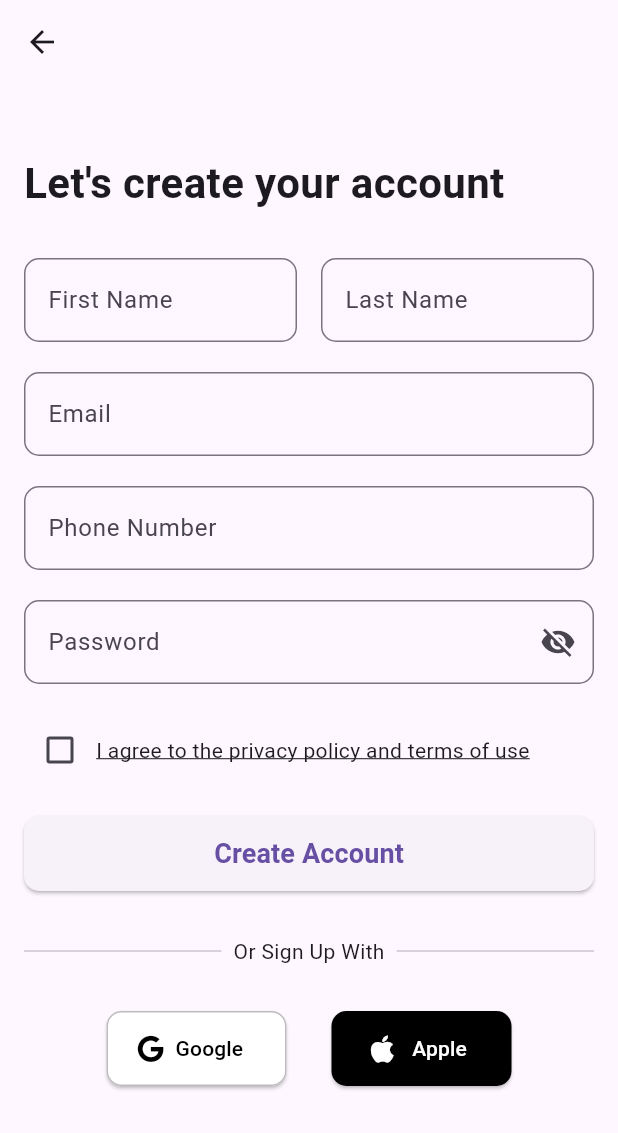
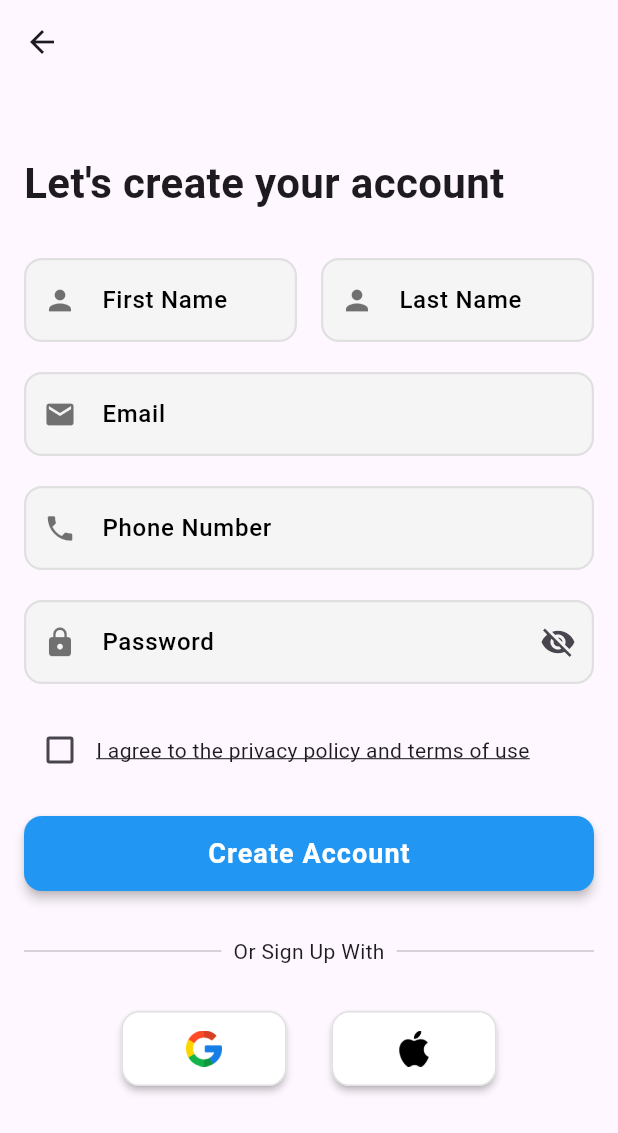
Before and after one commit to RahulChaudhari53/Quickstock-Flutter, a Flutter app: the SignupView screen opened directly, on a phone screen of 412 x 824 dp. Shown: the top 1133 px of the screen. Run offline on Flutter 3.47's test engine with Material 3 defaults, Android fonts, the light colour scheme and no system bars; our stand-ins replace animate_do, font_awesome_flutter.

Commit message:
update signup screen with reusable widgets

```diff
--- a/lib/common/custom_text_form_field.dart
+++ b/lib/common/custom_text_form_field.dart
@@ -7,7 +7,9 @@ class CustomTextFormField extends StatelessWidget {
   final IconData prefixIcon;
   final bool obscureText;
   final TextInputType keyboardType;
-  final String? Function(String?) validator;
+  final String? Function(String?)? validator;
+
+  final Widget? suffixIcon;
 
   const CustomTextFormField({
     super.key,
@@ -17,7 +19,8 @@ class CustomTextFormField extends StatelessWidget {
     required this.prefixIcon,
     this.obscureText = false,
     required this.keyboardType,
-    required this.validator,
+    this.validator,
+    this.suffixIcon,
   });
 
   @override
@@ -34,27 +37,28 @@ class CustomTextFormField extends StatelessWidget {
         hintStyle: const TextStyle(color: Colors.grey, fontSize: 16),
         labelStyle: const TextStyle(
           color: Colors.black,
+          fontWeight: FontWeight.w500,
           fontSize: 16,
-          fontWeight: FontWeight.w500,
         ),
         prefixIcon: Icon(prefixIcon, color: Colors.black54, size: 22),
+        suffixIcon: suffixIcon,
         filled: true,
         fillColor: Colors.grey.shade100,
         enabledBorder: OutlineInputBorder(
+          borderRadius: borderRadius,
           borderSide: BorderSide(color: Colors.grey.shade300, width: 1.5),
-          borderRadius: borderRadius,
         ),
         focusedBorder: OutlineInputBorder(
+          borderRadius: borderRadius,
           borderSide: const BorderSide(color: Colors.black, width: 2),
-          borderRadius: borderRadius,
         ),
         errorBorder: OutlineInputBorder(
+          borderRadius: borderRadius,
           borderSide: const BorderSide(color: Colors.red, width: 2),
-          borderRadius: borderRadius,
         ),
         focusedErrorBorder: OutlineInputBorder(
+          borderRadius: borderRadius,
           borderSide: const BorderSide(color: Colors.redAccent, width: 2),
-          borderRadius: borderRadius,
         ),
       ),
     );
--- a/lib/view/signup_view.dart
+++ b/lib/view/signup_view.dart
@@ -1,7 +1,9 @@
 import 'package:flutter/material.dart';
-import 'package:font_awesome_flutter/font_awesome_flutter.dart';
+import 'package:quickstock/common/build_social_button.dart';
+import 'package:quickstock/common/custom_elevated_button.dart';
+import 'package:quickstock/common/custom_text_form_field.dart';
+import 'package:quickstock/common/social_media_divider.dart';
 import 'package:quickstock/view/dashboard_view.dart';
-import 'package:quickstock/view/login_view.dart';
 
 class SignupView extends StatefulWidget {
   const SignupView({super.key});
@@ -30,7 +32,7 @@ class _SignupViewState extends State<SignupView> {
       );
     } else if (!_agreedToTerms) {
       ScaffoldMessenger.of(context).showSnackBar(
-        SnackBar(
+        const SnackBar(
           content: Text('You must agree to the privacy policy and terms.'),
         ),
       );
@@ -43,9 +45,7 @@ class _SignupViewState extends State<SignupView> {
       appBar: AppBar(
         leading: IconButton(
           icon: const Icon(Icons.arrow_back),
-          onPressed: () {
-            Navigator.pop(context);
-          },
+          onPressed: () => Navigator.pop(context),
         ),
       ),
       body: SingleChildScrollView(
@@ -62,38 +62,36 @@ class _SignupViewState extends State<SignupView> {
               ),
               const SizedBox(height: 30),
 
-              // First name & Last name row
+              // First Name & Last Name row using CustomTextFormField
               Row(
                 children: [
                   Expanded(
-                    child: TextFormField(
+                    child: CustomTextFormField(
                       controller: firstNameController,
-                      decoration: InputDecoration(
-                        labelText: 'First Name',
-                        border: OutlineInputBorder(
-                          borderRadius: BorderRadius.circular(10),
-                        ),
-                      ),
+                      label: 'First Name',
+                      hintText: 'Enter first name',
+                      prefixIcon: Icons.person,
+                      keyboardType: TextInputType.name,
                       validator: (value) {
-                        if (value == null || value.isEmpty)
-                          {return 'First name is required';}
+                        if (value == null || value.isEmpty) {
+                          return 'First name is required';
+                        }
                         return null;
                       },
                     ),
                   ),
                   const SizedBox(width: 16),
                   Expanded(
-                    child: TextFormField(
+                    child: CustomTextFormField(
                       controller: lastNameController,
-                      decoration: InputDecoration(
-                        labelText: 'Last Name',
-                        border: OutlineInputBorder(
-                          borderRadius: BorderRadius.circular(10),
-                        ),
-                      ),
+                      label: 'Last Name',
+                      hintText: 'Enter last name',
+                      prefixIcon: Icons.person,
+                      keyboardType: TextInputType.name,
                       validator: (value) {
-                        if (value == null || value.isEmpty)
-                          {return 'Last name is required';}
+                        if (value == null || value.isEmpty) {
+                          return 'Last name is required';
+                        }
                         return null;
                       },
                     ),
@@ -103,18 +101,16 @@ class _SignupViewState extends State<SignupView> {
               const SizedBox(height: 20),
 
               // Email
-              TextFormField(
+              CustomTextFormField(
                 controller: emailController,
+                label: 'Email',
+                hintText: 'Enter email',
+                prefixIcon: Icons.email,
                 keyboardType: TextInputType.emailAddress,
-                decoration: InputDecoration(
-                  labelText: 'Email',
-                  border: OutlineInputBorder(
-                    borderRadius: BorderRadius.circular(10),
-                  ),
-                ),
                 validator: (value) {
-                  if (value == null || value.isEmpty)
-                    {return 'Email is required';}
+                  if (value == null || value.isEmpty) {
+                    return 'Email is required';
+                  }
                   if (!value.contains('@')) return 'Enter a valid email';
                   return null;
                 },
@@ -122,37 +118,32 @@ class _SignupViewState extends State<SignupView> {
               const SizedBox(height: 20),
 
               // Phone Number
-              TextFormField(
+              CustomTextFormField(
                 controller: phoneController,
+                label: 'Phone Number',
+                hintText: 'Enter phone number',
+                prefixIcon: Icons.phone,
                 keyboardType: TextInputType.phone,
-                decoration: InputDecoration(
-                  labelText: 'Phone Number',
-                  border: OutlineInputBorder(
-                    borderRadius: BorderRadius.circular(10),
-                  ),
-                ),
                 validator: (value) {
-                  if (value == null || value.isEmpty)
-                    {return 'Phone number is required';}
+                  if (value == null || value.isEmpty) {
+                    return 'Phone number is required';
+                  }
                   return null;
                 },
               ),
               const SizedBox(height: 20),
 
-              // Password with toggle
-              TextFormField(
+              // Password with toggle using CustomTextFormField
+              CustomTextFormField(
                 controller: passwordController,
+                label: 'Password',
+                hintText: 'Enter password',
+                prefixIcon: Icons.lock,
                 obscureText: _obscurePassword,
-                decoration: InputDecoration(
-                  labelText: 'Password',
-                  border: OutlineInputBorder(
-                    borderRadius: BorderRadius.circular(10),
-                  ),
+                keyboardType: TextInputType.visiblePassword,
                 suffixIcon: IconButton(
                   icon: Icon(
-                      _obscurePassword
-                          ? Icons.visibility_off
-                          : Icons.visibility,
+                    _obscurePassword ? Icons.visibility_off : Icons.visibility,
                   ),
                   onPressed: () {
                     setState(() {
@@ -160,18 +151,19 @@ class _SignupViewState extends State<SignupView> {
                     });
                   },
                 ),
-                ),
                 validator: (value) {
-                  if (value == null || value.isEmpty)
-                    {return 'Password is required';}
-                  if (value.length < 6)
-                    {return 'Password must be at least 6 characters';}
+                  if (value == null || value.isEmpty) {
+                    return 'Password is required';
+                  }
+                  if (value.length < 6) {
+                    return 'Password must be at least 6 characters';
+                  }
                   return null;
                 },
               ),
               const SizedBox(height: 20),
 
-              // Checkbox for privacy policy & terms
+              // Checkbox for terms agreement
               Row(
                 children: [
                   Checkbox(
@@ -187,9 +179,7 @@ class _SignupViewState extends State<SignupView> {
                       onTap: () {},
                       child: const Text(
                         "I agree to the privacy policy and terms of use",
-                        style: TextStyle(
-                          decoration: TextDecoration.underline,
-                        ),
+                        style: TextStyle(decoration: TextDecoration.underline),
                       ),
                     ),
                   ),
@@ -197,80 +187,36 @@ class _SignupViewState extends State<SignupView> {
               ),
               const SizedBox(height: 20),
 
-              // Create Account button
-              SizedBox(
+              // Create Account button using CustomElevatedButton
+              CustomElevatedButton(
+                onPressed: handleNavigate,
                 width: double.infinity,
                 height: 50,
-                child: ElevatedButton(
-                  onPressed: handleNavigate,
-                  style: ElevatedButton.styleFrom(
-                    shape: RoundedRectangleBorder(
-                      borderRadius: BorderRadius.circular(10),
-                    ),
-                  ),
+                backgroundColor: Colors.blue,
+                foregroundColor: Colors.white,
                 child: const Text(
                   "Create Account",
-                    style: TextStyle(
-                      fontSize: 18,
-                      fontWeight: FontWeight.bold,
-                    ),
-                  ),
+                  style: TextStyle(fontSize: 18, fontWeight: FontWeight.bold),
                 ),
               ),
               const SizedBox(height: 30),
 
               // Divider Or Sign Up With
-              Row(
-                children: [
-                  Expanded(child: Divider(thickness: 1)),
-                  const Padding(
-                    padding: EdgeInsets.symmetric(horizontal: 8.0),
-                    child: Text("Or Sign Up With"),
-                  ),
-                  Expanded(child: Divider(thickness: 1)),
-                ],
-              ),
+              const SocialMediaDivider(type: "Sign Up"),
               const SizedBox(height: 30),
 
-              // Google & Apple Buttons
+              // Social login buttons using BuildSocialButton
               Row(
                 mainAxisAlignment: MainAxisAlignment.center,
                 children: [
-                  // Google button
-                  SizedBox(
-                    height: 50,
-                    width: 120,
-                    child: ElevatedButton.icon(
+                  BuildSocialButton(
+                    imagePath: 'assets/images/google_logo.png',
                     onPressed: () {},
-                      icon: const FaIcon(FontAwesomeIcons.google, size: 18,),
-                      label: const Text('Google'),
-                      style: ElevatedButton.styleFrom(
-                        backgroundColor: Colors.white,
-                        foregroundColor: Colors.black,
-                        shape: RoundedRectangleBorder(
-                          borderRadius: BorderRadius.circular(10),
-                        ),
-                        side: BorderSide(color: Colors.grey.shade400),
-                      ),
-                    ),
                   ),
                   const SizedBox(width: 30),
-                  // Apple button
-                  SizedBox(
-                    height: 50,
-                    width: 120,
-                    child: ElevatedButton.icon(
+                  BuildSocialButton(
+                    imagePath: 'assets/images/apple_logo_dark.png',
                     onPressed: () {},
-                      icon: const Icon(Icons.apple, size: 24),
-                      label: const Text('Apple'),
-                      style: ElevatedButton.styleFrom(
-                        backgroundColor: Colors.black,
-                        foregroundColor: Colors.white,
-                        shape: RoundedRectangleBorder(
-                          borderRadius: BorderRadius.circular(10),
-                        ),
-                      ),
-                    ),
                   ),
                 ],
               ),
```
Lines whose indentation alone changed are shown as unchanged.
